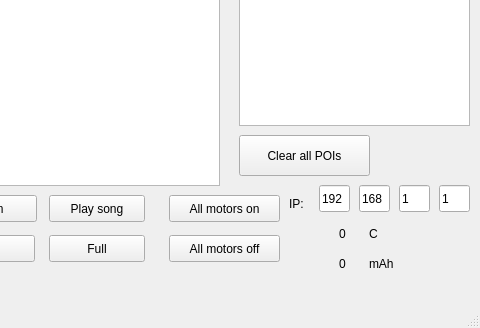
First picture: the form in src/ui/mainwindow.ui, repository joonaspessi/rotfl, before the edit; both pictures show x 191 to 671 and y 302 to 630 of the 671 by 630 pixel window.
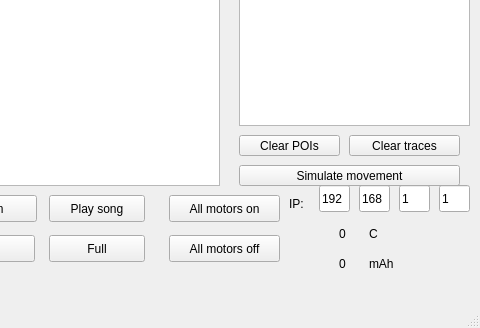
Second picture: the form after the edit. Custom widgets are drawn as their Qt base class.

Commit message: UI: Added initial tracking and simulate, doesn't work yet

Patch:
```diff
--- a/src/ui/mainwindow.ui
+++ b/src/ui/mainwindow.ui
@@ -215,12 +215,12 @@
      <rect>
       <x>430</x>
       <y>420</y>
-      <width>131</width>
-      <height>41</height>
+      <width>101</width>
+      <height>21</height>
      </rect>
     </property>
     <property name="text">
-     <string>Clear all POIs</string>
+     <string>Clear POIs</string>
     </property>
    </widget>
    <widget class="QPushButton" name="pushButton_Connect">
@@ -379,6 +379,32 @@
      <string>0</string>
     </property>
    </widget>
+   <widget class="QPushButton" name="pushButton_clearTraces">
+    <property name="geometry">
+     <rect>
+      <x>540</x>
+      <y>420</y>
+      <width>111</width>
+      <height>21</height>
+     </rect>
+    </property>
+    <property name="text">
+     <string>Clear traces</string>
+    </property>
+   </widget>
+   <widget class="QPushButton" name="pushButton_simMov">
+    <property name="geometry">
+     <rect>
+      <x>430</x>
+      <y>450</y>
+      <width>221</width>
+      <height>21</height>
+     </rect>
+    </property>
+    <property name="text">
+     <string>Simulate movement</string>
+    </property>
+   </widget>
    <widget class="QLineEdit" name="ipLineEdit_1">
     <property name="geometry">
      <rect>
```
Left out of the diff: 2 changed lines with no effect on the pictures. The commit also changes 12 other files.
